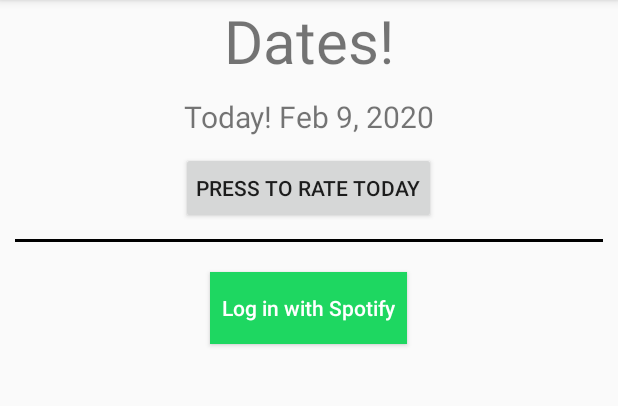
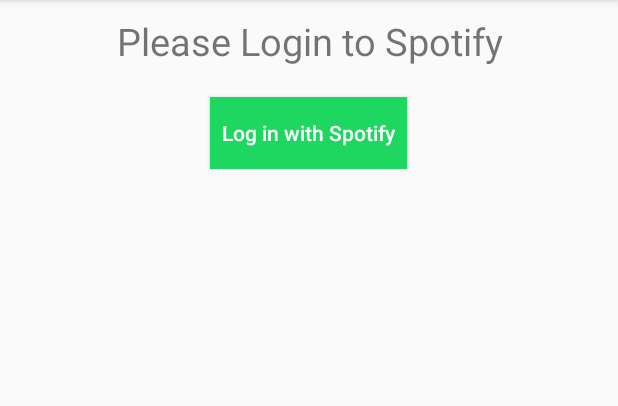
Before and after one commit to sardap/TuneNeutral, an Android app: the screen it shows after launch (MainActivity), on a phone screen of 412 x 824 dp, the part 84-490 px from its top. Run offline under Robolectric (Android 15) with nearby library versions, the phone set to English and light mode, and no system bars; libraries missing offline, so code that uses them is left out: com.spotify.sdk.

Commit message:
added spotify login splash screen It's ugly but fuck it

```diff
--- a/app/src/main/java/com/example/tuneneutral/MainActivity.kt
+++ b/app/src/main/java/com/example/tuneneutral/MainActivity.kt
@@ -4,56 +4,38 @@ import android.content.Intent
 import android.net.Uri
 import androidx.appcompat.app.AppCompatActivity
 import android.os.Bundle
-import android.widget.Button
+import androidx.fragment.app.Fragment
 import com.example.tuneneutral.database.DatabaseManager
+import com.example.tuneneutral.fragments.LoginFragment
 import com.example.tuneneutral.fragments.RatingFragment
 import com.example.tuneneutral.fragments.calendar.CalendarFragment
 import com.spotify.sdk.android.authentication.AuthenticationClient
-import com.spotify.sdk.android.authentication.AuthenticationRequest
-import com.spotify.sdk.android.authentication.AuthenticationResponse
 import java.lang.RuntimeException
 import java.util.*
 
-class MainActivity : AppCompatActivity(), CalendarFragment.OnFragmentInteractionListener, RatingFragment.OnFragmentInteractionListener {
+class MainActivity : AppCompatActivity(),
+    CalendarFragment.OnFragmentInteractionListener,
+    RatingFragment.OnFragmentInteractionListener
+{
 
     override fun onCreate(savedInstanceState: Bundle?) {
         super.onCreate(savedInstanceState)
         setContentView(R.layout.activity_main)
 
         DatabaseManager.instance.giveContext(this)
-
-        findViewById<Button>(R.id.spotify_login_btn).setOnClickListener {
-            val request = getAuthenticationRequest(AuthenticationResponse.Type.TOKEN)
-            AuthenticationClient.openLoginActivity(
-                this,
-                SpotifyConstants.AUTH_TOKEN_REQUEST_CODE,
-                request
-            )
-        }
     }
-
 
     override fun onStart() {
         super.onStart()
-        changeToCalandarFragment()
-    }
-
-    private fun getAuthenticationRequest(type: AuthenticationResponse.Type): AuthenticationRequest {
-        return AuthenticationRequest.Builder(
-            SpotifyConstants.CLIENT_ID,
-            type,
-            SpotifyConstants.REDIRECT_URI
-        )
-            .setShowDialog(false)
-            .setScopes(arrayOf("user-top-read", "playlist-read-private", "playlist-modify-private", "user-read-private"))
-            .build()
+        changeToLoginFragment()
     }
 
     override fun onActivityResult(requestCode: Int, resultCode: Int, data: Intent?) {
         super.onActivityResult(requestCode, resultCode, data)
         if (SpotifyConstants.AUTH_TOKEN_REQUEST_CODE == requestCode) {
             val response = AuthenticationClient.getResponse(resultCode, data)
-            SpotifyUserInfo.SpotifyUserInfo = response.accessToken
+            SpotifyUserInfo.SpotifyAccessToken = response.accessToken
+            changeToCalandarFragment()
         }
     }
 
@@ -71,15 +53,20 @@ class MainActivity : AppCompatActivity(), CalendarFragment.OnFragmentInteraction
     }
 
     private fun changeToRatingFragment() {
-        val transaction = supportFragmentManager.beginTransaction()
-        transaction.replace(R.id.fragment_container, RatingFragment.newInstance())
-        transaction.addToBackStack(null)
-        transaction.commit()
+        changeFragment(RatingFragment.newInstance())
     }
 
     private fun changeToCalandarFragment() {
+        changeFragment(CalendarFragment.newInstance(Calendar.getInstance().timeInMillis))
+    }
+
+    private fun changeToLoginFragment() {
+        changeFragment(LoginFragment.newInstance())
+    }
+
+    private fun changeFragment(fragment: Fragment) {
         val transaction = supportFragmentManager.beginTransaction()
-        transaction.replace(R.id.fragment_container, CalendarFragment.newInstance(Calendar.getInstance().timeInMillis))
+        transaction.replace(R.id.fragment_container, fragment)
         transaction.addToBackStack(null)
         transaction.commit()
     }
--- /dev/null
+++ b/app/src/main/java/com/example/tuneneutral/SpotifyLoginListener.kt
@@ -0,0 +1,5 @@
+package com.example.tuneneutral
+
+interface SpotifyLoginListener {
+    fun SpotifyLoginComplete()
+}
--- a/app/src/main/java/com/example/tuneneutral/SpotifyUserInfo.kt
+++ b/app/src/main/java/com/example/tuneneutral/SpotifyUserInfo.kt
@@ -2,6 +2,6 @@ package com.example.tuneneutral
 
 class SpotifyUserInfo {
     companion object {
-        var SpotifyUserInfo: String? = null
+        var SpotifyAccessToken: String? = null
     }
 }
--- /dev/null
+++ b/app/src/main/java/com/example/tuneneutral/fragments/LoginFragment.kt
@@ -0,0 +1,82 @@
+package com.example.tuneneutral.fragments
+
+import android.content.Context
+import android.os.Bundle
+import androidx.fragment.app.Fragment
+import android.view.LayoutInflater
+import android.view.View
+import android.view.ViewGroup
+import android.widget.Button
+import android.widget.Toast
+import com.example.tuneneutral.*
+
+import com.spotify.sdk.android.authentication.AuthenticationClient
+import com.spotify.sdk.android.authentication.AuthenticationRequest
+import com.spotify.sdk.android.authentication.AuthenticationResponse
+
+/**
+ * A simple [Fragment] subclass.
+ * Activities that contain this fragment must implement the
+ * [LoginFragment.OnFragmentInteractionListener] interface
+ * to handle interaction events.
+ * Use the [LoginFragment.newInstance] factory method to
+ * create an instance of this fragment.
+ */
+class LoginFragment : Fragment() {
+    private lateinit var mSpotifyLoginButton: Button
+
+    override fun onStart() {
+        super.onStart()
+
+        mSpotifyLoginButton = view!!.findViewById(R.id.spotify_login_button)
+
+        mSpotifyLoginButton.setOnClickListener {
+            onButtonPressed()
+        }
+    }
+
+    override fun onCreateView(
+        inflater: LayoutInflater, container: ViewGroup?,
+        savedInstanceState: Bundle?
+    ): View? {
+        // Inflate the layout for this fragment
+        return inflater.inflate(R.layout.fragment_login, container, false)
+    }
+
+    fun onButtonPressed() {
+        logIntoSpotify()
+    }
+
+    private fun getAuthenticationRequest(type: AuthenticationResponse.Type): AuthenticationRequest {
+        return AuthenticationRequest.Builder(SpotifyConstants.CLIENT_ID, type, SpotifyConstants.REDIRECT_URI)
+            .setShowDialog(false)
+            .setScopes(arrayOf("user-top-read", "playlist-read-private", "playlist-modify-private", "user-read-private"))
+            .build()
+    }
+
+    private fun logIntoSpotify() {
+        val request = getAuthenticationRequest(AuthenticationResponse.Type.TOKEN)
+
+        AuthenticationClient.openLoginActivity(
+            activity,
+            SpotifyConstants.AUTH_TOKEN_REQUEST_CODE,
+            request
+        )
+    }
+
+    companion object {
+        /**
+         * Use this factory method to create a new instance of
+         * this fragment using the provided parameters.
+         *
+         * @param param1 Parameter 1.
+         * @param param2 Parameter 2.
+         * @return A new instance of fragment LoginFragment.
+         */
+        // TODO: Rename and change types and number of parameters
+        @JvmStatic
+        fun newInstance() =
+            LoginFragment().apply {
+            }
+    }
+}
--- a/app/src/main/java/com/example/tuneneutral/fragments/calendar/CalendarListAdatper.kt
+++ b/app/src/main/java/com/example/tuneneutral/fragments/calendar/CalendarListAdatper.kt
@@ -23,6 +23,9 @@ class CalendarListAdatper(private val mDataSet: ArrayList<DateInfo>, private val
         const val NO_PLAYLIST = 1
         const val TODAY = 2
     }
+
+    val mDateFormat = DateFormat.getDateInstance()
+
 
     // This seems crazy but fuck it
     interface RatingSubtitle {
@@ -73,9 +76,8 @@ class CalendarListAdatper(private val mDataSet: ArrayList<DateInfo>, private val
     override fun onBindViewHolder(holder: ViewHolder, position: Int) {
         val currentElement = mDataSet[position]
 
-        val c = Date(currentElement.timestamp)
-        val df = DateFormat.getDateInstance()
-        val formattedDate = df.format(c)
+        val date = Date(currentElement.timestamp)
+        val formattedDate = mDateFormat.format(date)
 
         holder.titleTextView.text = String.format(holder.titleTextView.text.toString(), formattedDate)
 
--- a/app/src/main/res/layout/activity_main.xml
+++ b/app/src/main/res/layout/activity_main.xml
@@ -12,19 +12,4 @@
         android:layout_height="wrap_content"
         />
 
-    <Button
-        android:id="@+id/spotify_login_btn"
-        android:layout_marginTop="10dp"
-        android:layout_below="@id/fragment_container"
-        android:layout_width="wrap_content"
-        android:layout_height="wrap_content"
-        android:layout_centerInParent="true"
-        android:drawablePadding="8dp"
-        android:padding="8dp"
-        android:text="@string/button_spotify_login"
-        android:textAllCaps="false"
-        android:textColor="@android:color/white"
-        android:background="@color/colorSpotifyButton"
-        />
-
 </RelativeLayout>
--- a/app/src/main/res/layout/fragment_calendar.xml
+++ b/app/src/main/res/layout/fragment_calendar.xml
@@ -19,6 +19,12 @@
             android:textSize="40sp"
             />
 
+        <View
+            android:layout_margin="10sp"
+            android:layout_width="match_parent"
+            android:layout_height="2dp"
+            android:background="@color/colorDateViewLineBreak"/>
+
         <androidx.recyclerview.widget.RecyclerView
             android:id="@+id/date_list"
             android:layout_width="match_parent"
--- /dev/null
+++ b/app/src/main/res/layout/fragment_login.xml
@@ -0,0 +1,41 @@
+<?xml version="1.0" encoding="utf-8"?>
+<FrameLayout xmlns:android="http://schemas.android.com/apk/res/android"
+    xmlns:tools="http://schemas.android.com/tools"
+    android:layout_width="match_parent"
+    android:layout_height="match_parent"
+    tools:context=".fragments.LoginFragment">
+
+    <RelativeLayout
+        android:id="@+id/view_holder"
+        android:orientation="vertical"
+        android:layout_width="match_parent"
+        android:layout_height="wrap_content">
+
+        <TextView
+            android:id="@+id/title"
+            android:layout_width="match_parent"
+            android:layout_height="wrap_content"
+            android:textSize="25sp"
+            android:layout_margin="10sp"
+            android:textAlignment="center"
+            android:text="@string/login_title"
+            />
+
+        <Button
+            android:id="@+id/spotify_login_button"
+            android:layout_marginTop="10dp"
+            android:layout_below="@id/title"
+            android:layout_width="wrap_content"
+            android:layout_height="wrap_content"
+            android:layout_centerInParent="true"
+            android:drawablePadding="8dp"
+            android:padding="8dp"
+            android:text="@string/button_spotify_login"
+            android:textAllCaps="false"
+            android:textColor="@android:color/white"
+            android:background="@color/colorSpotifyButton"
+            />
+
+    </RelativeLayout>
+
+</FrameLayout>
--- a/app/src/main/res/values/strings.xml
+++ b/app/src/main/res/values/strings.xml
@@ -4,10 +4,12 @@
     <string name="epxlain_raiting_title">100 I got Tiger blood 0 This Time Im really going to do it</string>
     <string name="default_rating">Rating: %d</string>
     <string name="date_title">%s</string>
+    <string name="login_title">Please Login to Spotify</string>
     <string name="date_today_title">Today! %s</string>
     <string name="neutralise_button">Neutralsze me!</string>
     <string name="playlist_desc">Generated by TuneNeutral. day rating: %d</string>
     <string name="calander_fragment_title">Dates!</string>
+    <string name="spotify_failed_login">Failled to login into Spotify</string>
 
     <string name="button_spotify_login">Log in with Spotify</string>
     <string name="button_view_playlist">Press to View Playlist!</string>
@@ -21,4 +23,7 @@
 
     <string name="error_spotify_token_missing">Please Log into spotify first</string>
 
+    <!-- TODO: Remove or change this placeholder text -->
+    <string name="hello_blank_fragment">Hello blank fragment</string>
+
 </resources>
```
Also changed, not shown: app/src/main/java/com/example/tuneneutral/fragments/RatingFragment.kt (+1 -8 lines).
